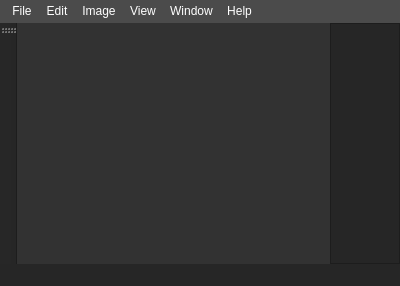
Old version of the form src/mainwindow.ui in the repository eyeon/Fixture.
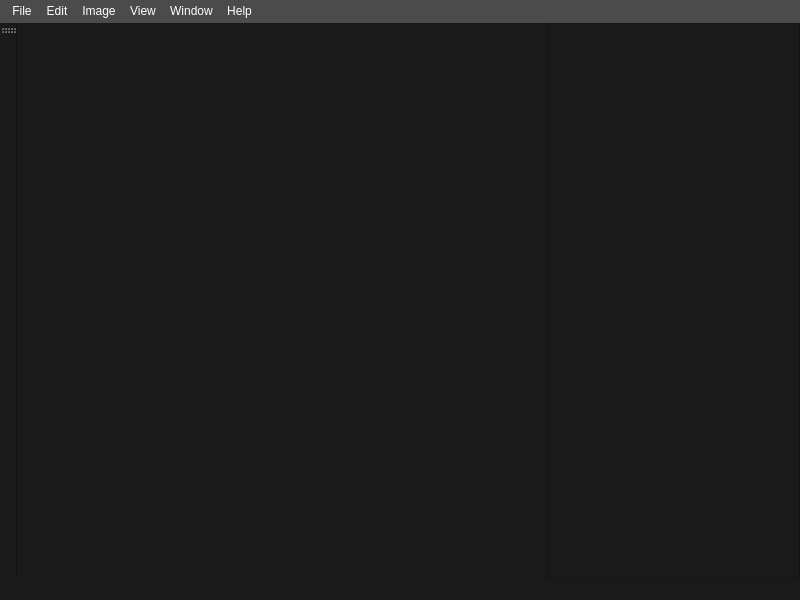
New version of the form. Custom widgets are drawn as their Qt base class.

Patch:
```diff
--- a/src/mainwindow.ui
+++ b/src/mainwindow.ui
@@ -6,15 +6,15 @@
    <rect>
     <x>0</x>
     <y>0</y>
-    <width>400</width>
-    <height>286</height>
+    <width>800</width>
+    <height>600</height>
    </rect>
   </property>
   <property name="windowTitle">
    <string>Fixture</string>
   </property>
   <property name="styleSheet">
-   <string notr="true">background-color: rgb(38, 38, 38);
+   <string notr="true">background-color: #1a1a1a;
 color:rgb(255,255,255);</string>
   </property>
   <widget class="QWidget" name="centralWidget">
@@ -39,6 +39,9 @@
     </property>
     <item>
      <widget class="QMdiArea" name="mdiArea">
+      <property name="autoFillBackground">
+       <bool>false</bool>
+      </property>
       <property name="styleSheet">
        <string notr="true">QTabBar::tab { 
 	height: 20px; 
@@ -56,12 +59,18 @@
       <property name="background">
        <brush brushstyle="SolidPattern">
         <color alpha="255">
-         <red>50</red>
-         <green>50</green>
-         <blue>50</blue>
+         <red>26</red>
+         <green>26</green>
+         <blue>26</blue>
         </color>
        </brush>
       </property>
+      <property name="tabsClosable">
+       <bool>true</bool>
+      </property>
+      <property name="tabsMovable">
+       <bool>true</bool>
+      </property>
      </widget>
     </item>
     <item>
@@ -74,7 +83,7 @@
     <rect>
      <x>0</x>
      <y>0</y>
-     <width>400</width>
+     <width>800</width>
      <height>24</height>
     </rect>
    </property>
@@ -140,6 +149,9 @@
      <family>Segoe UI</family>
     </font>
    </property>
+   <property name="autoFillBackground">
+    <bool>false</bool>
+   </property>
    <property name="styleSheet">
     <string notr="true">padding: 10px;</string>
    </property>
```
Left out of the diff: 2 changed lines with no effect on the pictures.
